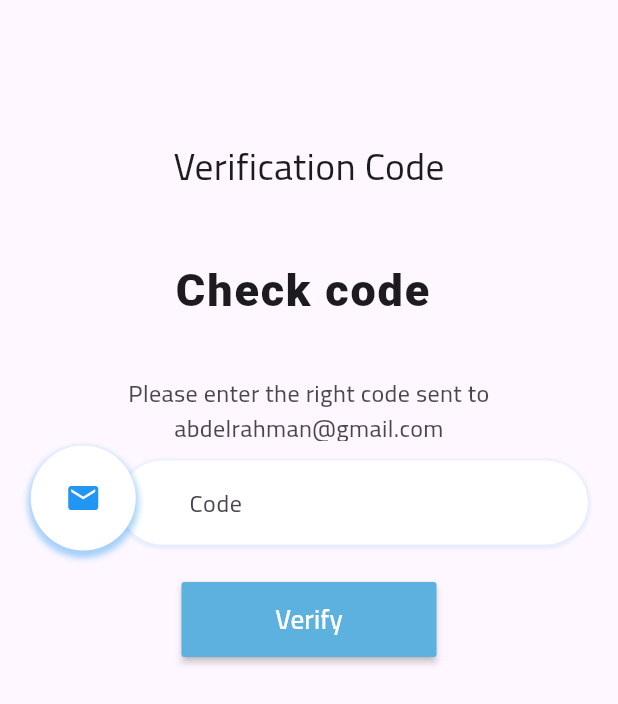
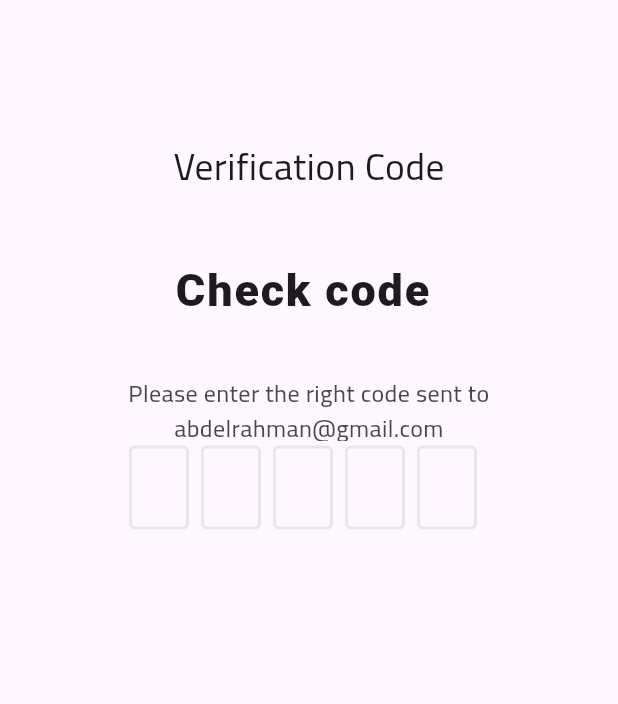
Before and after one commit to abdelrahman3003/ecommerce4, a Flutter app: the Verify screen opened by its route, on a phone screen of 412 x 824 dp. Shown: the top 704 px of the screen. Run offline on Flutter 3.47's test engine with Material 3 defaults, Android fonts, the phone set to English and light mode, and no system bars; drawn by our look-alikes of flutter_otp_text_field; our stand-ins replace font_awesome_flutter, get, shared_preferences; accounts and stored records are empty; Roboto replaces fonts that are missing (Pacifico).

Commit message:
update in resetpassword screen

```diff
--- a/lib/view/auth/widgets/verify/Verify_body.dart
+++ b/lib/view/auth/widgets/verify/Verify_body.dart
@@ -1,6 +1,6 @@
+import 'package:eccommerce4/view/auth/widgets/verify/otp_textfield.dart';
 import 'package:flutter/material.dart';
 import '../textsection.dart';
-import 'verify_form.dart';
 
 class VerfiyBody extends StatelessWidget {
   const VerfiyBody({super.key});
@@ -18,7 +18,7 @@ class VerfiyBody extends StatelessWidget {
               titlebold: "Check code ",
               subtitle:
                   "Please enter the right code sent to abdelrahman@gmail.com"),
-          VerifyForm(),
+          AppOtpTextField(),
         ],
       ),
     );
--- a/lib/view/auth/widgets/verify/otp_textfield.dart
+++ b/lib/view/auth/widgets/verify/otp_textfield.dart
@@ -1,12 +1,15 @@
+import 'package:eccommerce4/core/constant/routsApp.dart';
 import 'package:flutter/material.dart';
+import 'package:flutter_otp_text_field/flutter_otp_text_field.dart';
+import 'package:get/get.dart';
+import 'package:get/get_core/src/get_main.dart';
 
-class OtpTextField extends StatelessWidget {
-  const OtpTextField({super.key});
+class AppOtpTextField extends StatelessWidget {
+  const AppOtpTextField({super.key});
 
   @override
   Widget build(BuildContext context) {
-    return  OtpTextField(
-
+    return OtpTextField(
       numberOfFields: 5,
       borderColor: Color(0xFF512DA8),
       //set to true to show as box or false to show as dash
@@ -16,17 +19,9 @@ class OtpTextField extends StatelessWidget {
         //handle validation or checks here
       },
       //runs when every textfield is filled
-        onSubmit: (String verificationCode){
-            showDialog(
-                context: context,
-                builder: (context){
-                return AlertDialog(
-                    title: Text("Verification Code"),
-                    content: Text('Code entered is $verificationCode'),
+      onSubmit: (String verificationCode) {
+        Get.toNamed(kRestPassword);
+      }, // end onSubmit
     );
   }
-            );
-        }, // end onSubmit
-    ),;
 }
-}
```
Lines whose indentation alone changed are shown as unchanged.
